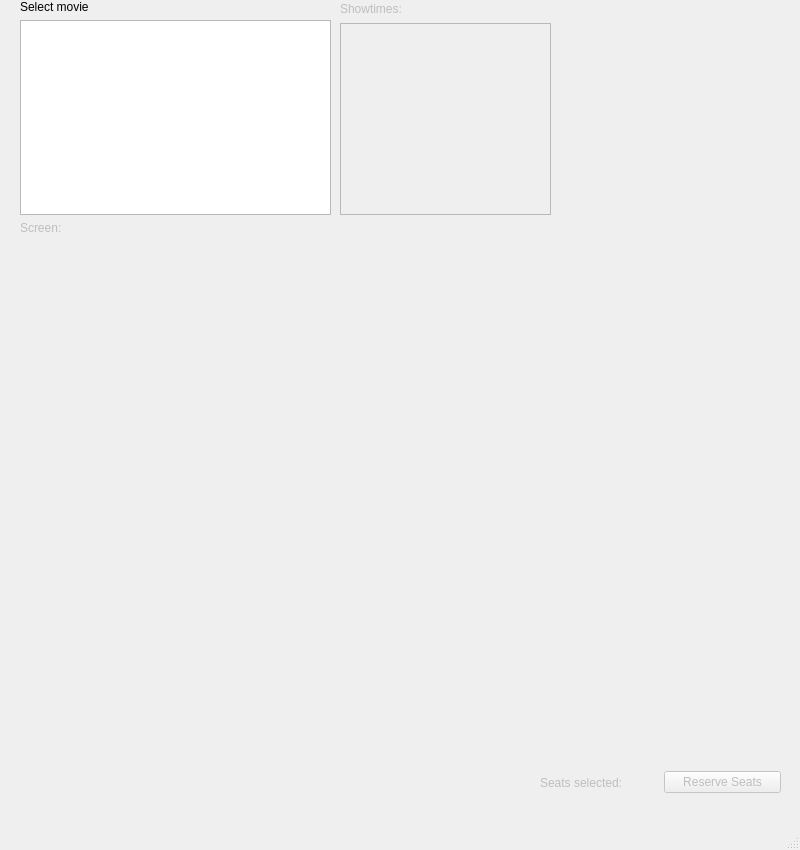
This is staffwindow.ui in Aurux/movieReservation as Qt 5 draws it before an edit. The edited form follows.
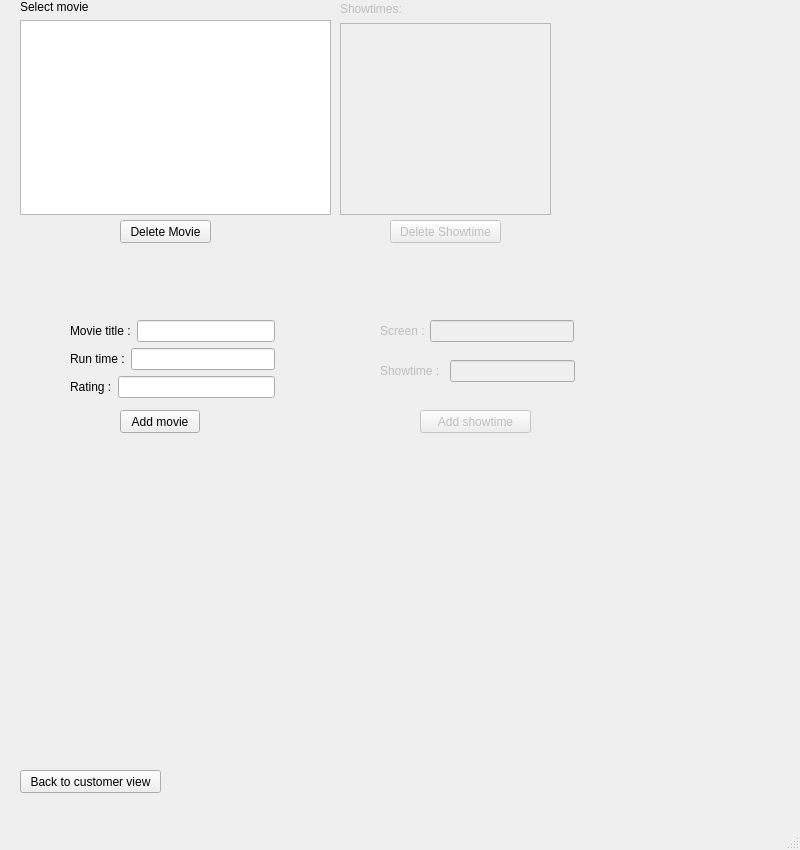
This is the edited form. Icons and pictures are not drawn.

Commit message: add movie/showtime

What changed in the file:
```diff
--- a/staffwindow.ui
+++ b/staffwindow.ui
@@ -90,7 +90,133 @@
      </item>
     </layout>
    </widget>
-   <widget class="QWidget" name="layoutWidget">
+   <widget class="QLabel" name="imageLabel">
+    <property name="geometry">
+     <rect>
+      <x>610</x>
+      <y>10</y>
+      <width>140</width>
+      <height>210</height>
+     </rect>
+    </property>
+    <property name="text">
+     <string/>
+    </property>
+   </widget>
+   <widget class="QPushButton" name="backBtn">
+    <property name="geometry">
+     <rect>
+      <x>20</x>
+      <y>770</y>
+      <width>141</width>
+      <height>23</height>
+     </rect>
+    </property>
+    <property name="text">
+     <string>Back to customer view</string>
+    </property>
+   </widget>
+   <widget class="QPushButton" name="deleteMovieBtn">
+    <property name="geometry">
+     <rect>
+      <x>120</x>
+      <y>220</y>
+      <width>91</width>
+      <height>23</height>
+     </rect>
+    </property>
+    <property name="text">
+     <string>Delete Movie</string>
+    </property>
+   </widget>
+   <widget class="QPushButton" name="deleteShowtimeBtn">
+    <property name="enabled">
+     <bool>false</bool>
+    </property>
+    <property name="geometry">
+     <rect>
+      <x>390</x>
+      <y>220</y>
+      <width>111</width>
+      <height>23</height>
+     </rect>
+    </property>
+    <property name="text">
+     <string>Delete Showtime</string>
+    </property>
+   </widget>
+   <widget class="QLineEdit" name="screenIDText">
+    <property name="enabled">
+     <bool>false</bool>
+    </property>
+    <property name="geometry">
+     <rect>
+      <x>430</x>
+      <y>320</y>
+      <width>144</width>
+      <height>22</height>
+     </rect>
+    </property>
+   </widget>
+   <widget class="QLineEdit" name="showtimeText">
+    <property name="enabled">
+     <bool>false</bool>
+    </property>
+    <property name="geometry">
+     <rect>
+      <x>450</x>
+      <y>360</y>
+      <width>125</width>
+      <height>22</height>
+     </rect>
+    </property>
+   </widget>
+   <widget class="QLabel" name="showtimeLabel">
+    <property name="enabled">
+     <bool>false</bool>
+    </property>
+    <property name="geometry">
+     <rect>
+      <x>380</x>
+      <y>360</y>
+      <width>71</width>
+      <height>22</height>
+     </rect>
+    </property>
+    <property name="text">
+     <string>Showtime :</string>
+    </property>
+   </widget>
+   <widget class="QLabel" name="screenLabel">
+    <property name="enabled">
+     <bool>false</bool>
+    </property>
+    <property name="geometry">
+     <rect>
+      <x>380</x>
+      <y>320</y>
+      <width>51</width>
+      <height>21</height>
+     </rect>
+    </property>
+    <property name="text">
+     <string>Screen :</string>
+    </property>
+   </widget>
+   <widget class="QPushButton" name="addMovieBtn">
+    <property name="geometry">
+     <rect>
+      <x>120</x>
+      <y>410</y>
+      <width>80</width>
+      <height>23</height>
+     </rect>
+    </property>
+    <property name="text">
+     <string>Add movie</string>
+    </property>
+   </widget>
+   <widget class="QWidget" name="layoutWidget_2">
     <property name="geometry">
      <rect>
       <x>340</x>
@@ -99,7 +225,7 @@
       <height>215</height>
      </rect>
     </property>
-    <layout class="QVBoxLayout" name="verticalLayout_2" stretch="0,0">
+    <layout class="QVBoxLayout" name="verticalLayout_4" stretch="0,0">
      <item>
       <widget class="QLabel" name="showingLabel">
        <property name="enabled">
@@ -164,79 +290,82 @@
      </item>
     </layout>
    </widget>
-   <widget class="QWidget" name="gridLayoutWidget">
-    <property name="geometry">
-     <rect>
-      <x>20</x>
-      <y>230</y>
-      <width>761</width>
-      <height>511</height>
-     </rect>
-    </property>
-    <layout class="QGridLayout" name="seatGridLayout">
-     <property name="horizontalSpacing">
-      <number>2</number>
-     </property>
-    </layout>
-   </widget>
-   <widget class="QLabel" name="seatLabel">
+   <widget class="QPushButton" name="addShowtimeBtn">
     <property name="enabled">
      <bool>false</bool>
     </property>
     <property name="geometry">
      <rect>
-      <x>20</x>
-      <y>220</y>
-      <width>71</width>
-      <height>16</height>
+      <x>420</x>
+      <y>410</y>
+      <width>111</width>
+      <height>23</height>
      </rect>
     </property>
+    <property name="styleSheet">
+     <string notr="true"/>
+    </property>
     <property name="text">
-     <string>Screen:</string>
+     <string>Add showtime</string>
     </property>
-   </widget>
-   <widget class="QLabel" name="imageLabel">
-    <property name="geometry">
-     <rect>
-      <x>610</x>
-      <y>10</y>
-      <width>140</width>
-      <height>210</height>
-     </rect>
+    <property name="autoDefault">
+     <bool>false</bool>
     </property>
-    <property name="text">
-     <string/>
+    <property name="default">
+     <bool>false</bool>
     </property>
    </widget>
-   <widget class="QWidget" name="layoutWidget">
+   <widget class="QWidget" name="">
     <property name="geometry">
      <rect>
-      <x>540</x>
-      <y>770</y>
-      <width>241</width>
-      <height>25</height>
+      <x>70</x>
+      <y>320</y>
+      <width>205</width>
+      <height>81</height>
      </rect>
     </property>
-    <layout class="QHBoxLayout" name="horizontalLayout">
+    <layout class="QVBoxLayout" name="verticalLayout_2">
      <item>
-      <widget class="QLabel" name="selectedLabel">
-       <property name="enabled">
-        <bool>false</bool>
-       </property>
-       <property name="text">
-        <string>Seats selected:</string>
-       </property>
-      </widget>
+      <layout class="QHBoxLayout" name="horizontalLayout">
+       <item>
+        <widget class="QLabel" name="movieLabel">
+         <property name="text">
+          <string>Movie title :</string>
+         </property>
+        </widget>
+       </item>
+       <item>
+        <widget class="QLineEdit" name="movieText"/>
+       </item>
+      </layout>
      </item>
      <item>
-      <widget class="QPushButton" name="reserveButton">
-       <property name="enabled">
-        <bool>false</bool>
-       </property>
-       <property name="text">
-        <string>Reserve Seats</string>
-       </property>
-      </widget>
+      <layout class="QHBoxLayout" name="horizontalLayout_2">
+       <item>
+        <widget class="QLabel" name="runtimeLabel">
+         <property name="text">
+          <string>Run time :</string>
+         </property>
+        </widget>
+       </item>
+       <item>
+        <widget class="QLineEdit" name="runtimeText"/>
+       </item>
+      </layout>
+     </item>
+     <item>
+      <layout class="QHBoxLayout" name="horizontalLayout_5">
+       <item>
+        <widget class="QLabel" name="ratingLabel">
+         <property name="text">
+          <string>Rating :</string>
+         </property>
+        </widget>
+       </item>
+       <item>
+        <widget class="QLineEdit" name="ratingText"/>
+       </item>
+      </layout>
      </item>
     </layout>
    </widget>
```
The commit also changes 8 other files.
